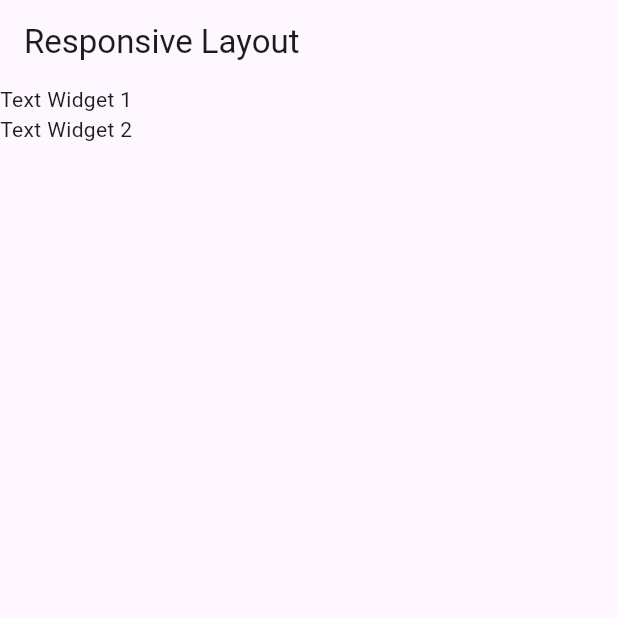
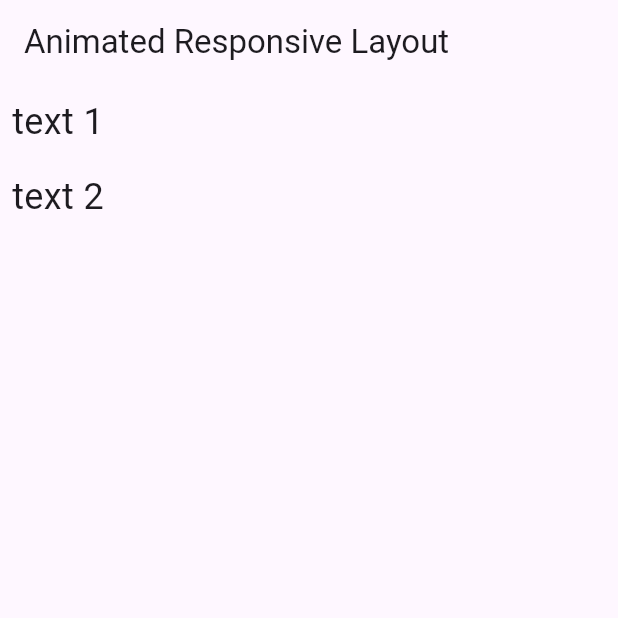
Before and after one commit to Pankaj-Suthar-25/flutter_responsive_layout, a Flutter app: the screen it shows after launch, on a phone screen of 412 x 824 dp, the top half of it. Run offline on Flutter 3.47's test engine with Material 3 defaults, Android fonts, the phone set to English and light mode, and no system bars.

Commit message:
Animated Responsive Layout

```diff
--- a/lib/main.dart
+++ b/lib/main.dart
@@ -14,7 +14,9 @@ class MyApp extends StatelessWidget {
       theme: ThemeData(
         primarySwatch: Colors.blue,
       ),
-      home: ResponsiveLayout(),
+      home: AnimatedResponsiveLayout(
+        items: ['text 1', 'text 2'],
+      ),
     );
   }
 }
@@ -52,3 +54,46 @@ class ResponsiveLayout extends StatelessWidget {
     );
   }
 }
+
+class AnimatedResponsiveLayout extends StatelessWidget {
+  final List<String> items;
+
+  const AnimatedResponsiveLayout({super.key, required this.items});
+
+  Widget _buildRowLayout() {
+    return Row(
+      mainAxisAlignment: MainAxisAlignment.spaceAround,
+      children: items.map((item) => _buildTextWidget(item)).toList(),
+    );
+  }
+
+  Widget _buildColumnLayout() {
+    return Column(
+      mainAxisAlignment: MainAxisAlignment.start,
+      children: items.map((item) => _buildTextWidget(item)).toList(),
+    );
+  }
+
+  Widget _buildTextWidget(String text) {
+    return Padding(
+      padding: const EdgeInsets.all(8.0),
+      child: Text(
+        text,
+        style: TextStyle(fontSize: 24),
+      ),
+    );
+  }
+
+  @override
+  Widget build(BuildContext context) {
+    double screenWidth = MediaQuery.of(context).size.width;
+
+    return Scaffold(
+      appBar: AppBar(title: const Text('Animated Responsive Layout')),
+      body: AnimatedSwitcher(
+        duration: const Duration(milliseconds: 900),
+        child: (screenWidth > 600) ? _buildRowLayout() : _buildColumnLayout(),
+      ),
+    );
+  }
+}
```
